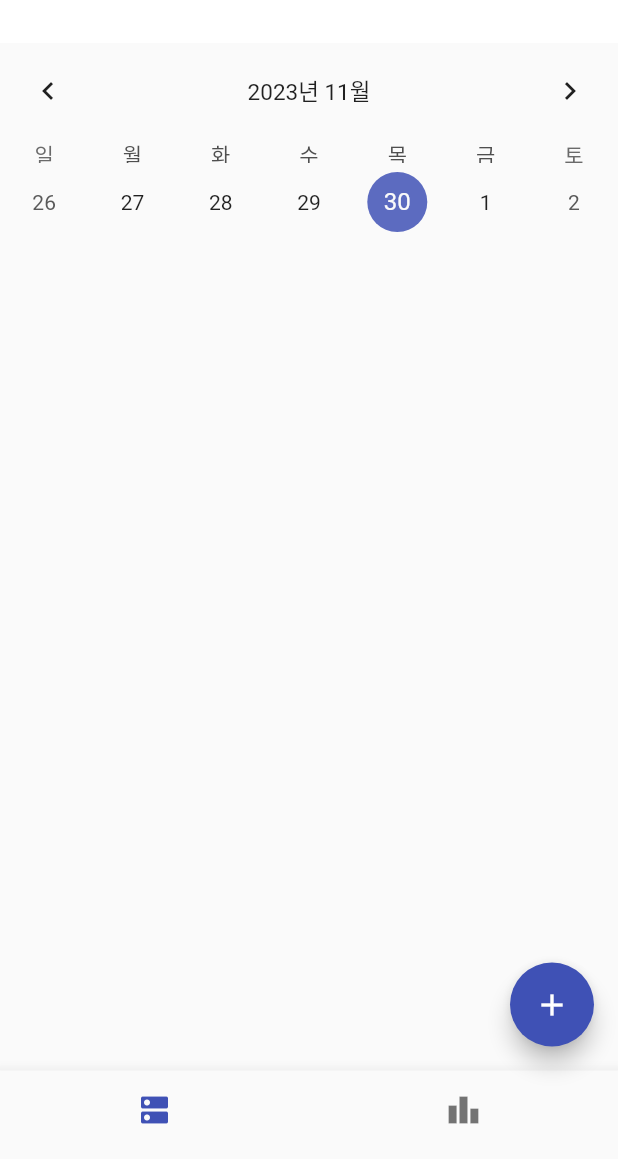
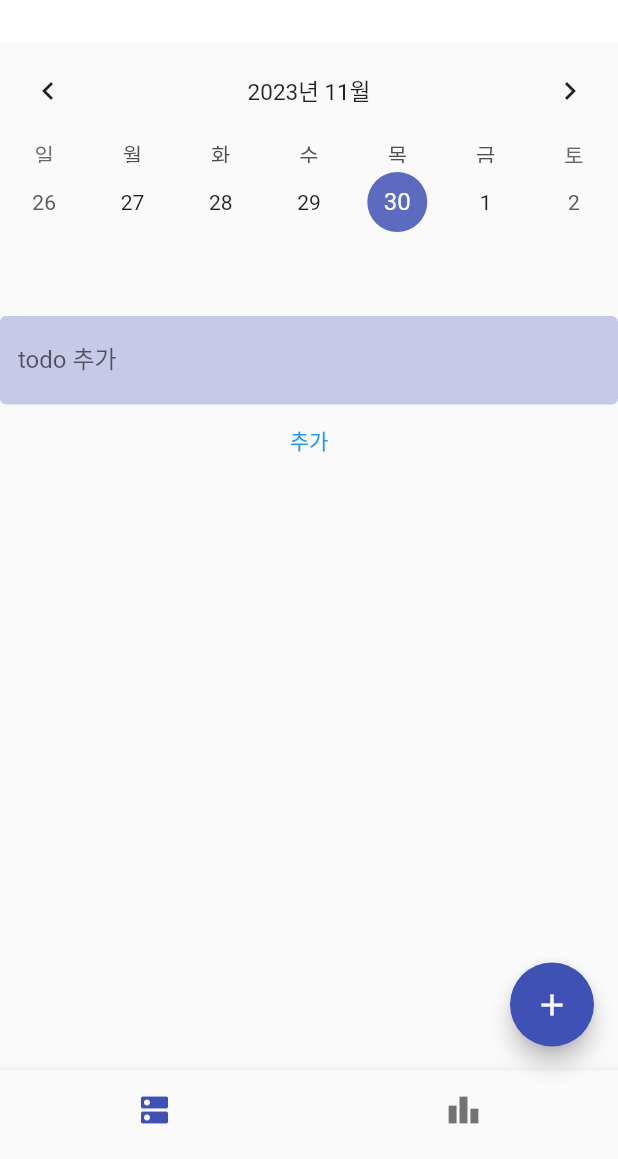
Before and after one commit to SuhYuns/2023_UX_Design_project, a Flutter app: the screen it shows after launch, on a phone screen of 412 x 824 dp, the part 77-1236 px from its top. Run offline on Flutter 3.47's test engine with Material 2 defaults, Android fonts, the phone set to English and light mode, and no system bars; drawn by our look-alikes of table_calendar; our stand-ins replace shared_preferences.

Commit message:
todo update

```diff
--- a/lib/main.dart
+++ b/lib/main.dart
@@ -1,8 +1,8 @@
-import 'dart:convert';
 
 import 'package:flutter/material.dart';
 import 'package:table_calendar/table_calendar.dart';
 import 'package:intl/date_symbol_data_local.dart';
+import 'dart:convert';
 import 'package:provider/provider.dart';
 import 'package:shared_preferences/shared_preferences.dart';
 
@@ -90,9 +90,67 @@ class _homeState extends State<home> {
 
   DateTime focusedDay = DateTime.now();
 
+  var todoInput = TextEditingController();
+  var current_todo_items = [];
+
+  clear() async {
+    var storage = await SharedPreferences.getInstance();
+    storage.remove("todo_items");
+    print("삭제 완료!");
+  }
+
+  save_todo(item) async {
+    var storage = await SharedPreferences.getInstance();
+    var null_check = storage.getStringList('todo_items') ?? 'none';
+    var date = selectedDay.year.toString() + selectedDay.month.toString() + selectedDay.day.toString();
+
+    if (null_check == 'none') {
+      // 기존 요소 없을 시 초기화
+      storage.setStringList("todo_items", []);
+    }
+
+    var item_list = storage.getStringList("todo_items");
+    item_list?.add(jsonEncode({ 'date' : date, "item" :  item}));
+    storage.setStringList('todo_items', item_list!);
+    print("저장 완료!");
+
+  }
+
+  view_todo() async {
+    var storage = await SharedPreferences.getInstance();
+    var null_check = storage.getStringList('todo_items') ?? 'none';
+    var date = selectedDay.year.toString() + selectedDay.month.toString() + selectedDay.day.toString();
+
+    if (null_check == 'none') {
+      // 기존 요소 없을 시 초기화
+      storage.setStringList("todo_items", []);
+    }
+
+    setState(() {
+      current_todo_items = [];
+      var item_list = storage.getStringList("todo_items");
+      item_list?.forEach((i) {
+        print(jsonDecode(i)['item']);
+        print(jsonDecode(i)['date']);
+        if (jsonDecode(i)['date'] == date) {
+          current_todo_items.add(jsonDecode(i)['item']);
+        }
+      });
+    });
+  }
+
+  @override
+  void initState() {
+    // TODO: implement initState
+    super.initState();
+    view_todo();
+  }
+
   @override
   Widget build(BuildContext context) {
-    return TableCalendar(
+    return Column(
+      children: [
+        TableCalendar(
           // 캘린더 디자인 관련 부분
           headerStyle: HeaderStyle(
               formatButtonVisible: false,
@@ -119,12 +177,48 @@ class _homeState extends State<home> {
             setState((){
               this.selectedDay = selectedDay;
               this.focusedDay = focusedDay;
+              view_todo();
             });
+
           },
           selectedDayPredicate: (DateTime day) {
             // selectedDay 와 동일한 날짜의 모양을 바꿔줍니다.
             return isSameDay(selectedDay, day);
           },
+        ),
+
+        ListView.builder(shrinkWrap: true,
+              itemCount: current_todo_items.length,
+              itemBuilder: (c, i) {
+                return ListTile(
+                  leading: Icon(Icons.check_box_outline_blank),
+                  title: Text(current_todo_items[i].toString()),
+                );
+          }
+          ),
+        Container(
+          height: 50,
+        ),
+        TextField(
+          controller: todoInput,
+          decoration: InputDecoration(
+            labelText: "todo 추가",
+              filled: true,
+              fillColor: Colors.indigo.shade100,
+              enabledBorder: OutlineInputBorder(
+                borderSide: BorderSide.none, // 테두리 선을 없애준다
+              )
+          ),
+
+        ),
+        TextButton(
+          child: Text("추가"),
+          onPressed: () {
+            save_todo(todoInput.text);
+            view_todo();
+          },
+        ),
+      ],
     );
   }
 }
--- a/lib/main1.dart
+++ /dev/null
@@ -1 +0,0 @@
-!
```
Lines whose indentation alone changed are shown as unchanged.
